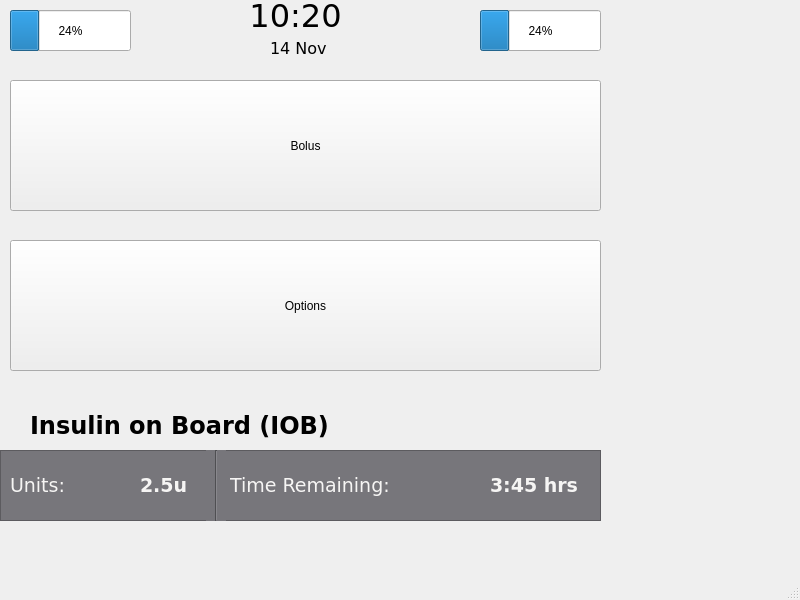
Qt form tslimSim/mainwindow.ui (Chenguku/t-slim-Insulin-Pump) before a commit.
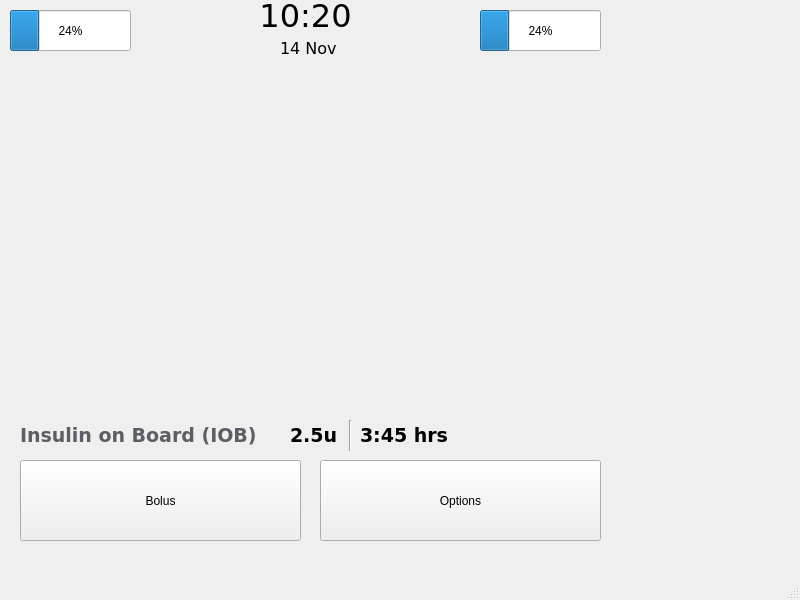
The same form after that commit. The open tabs and pages were chosen to show the change.

```diff
--- a/tslimSim/mainwindow.ui
+++ b/tslimSim/mainwindow.ui
@@ -43,7 +43,7 @@
      <widget class="QLabel" name="date">
       <property name="geometry">
        <rect>
-        <x>270</x>
+        <x>280</x>
         <y>40</y>
         <width>81</width>
         <height>17</height>
@@ -252,7 +252,7 @@
      <widget class="QLabel" name="label">
       <property name="geometry">
        <rect>
-        <x>240</x>
+        <x>250</x>
         <y>0</y>
         <width>111</width>
         <height>31</height>
@@ -272,6 +272,202 @@
       </property>
      </widget>
     </widget>
+    <widget class="QWidget" name="homeCGM">
+     <widget class="QLabel" name="time_2">
+      <property name="geometry">
+       <rect>
+        <x>250</x>
+        <y>0</y>
+        <width>111</width>
+        <height>31</height>
+       </rect>
+      </property>
+      <property name="font">
+       <font>
+        <family>DejaVu Sans</family>
+        <pointsize>24</pointsize>
+       </font>
+      </property>
+      <property name="text">
+       <string>10:20</string>
+      </property>
+      <property name="alignment">
+       <set>Qt::AlignCenter</set>
+      </property>
+     </widget>
+     <widget class="QLabel" name="date_2">
+      <property name="geometry">
+       <rect>
+        <x>280</x>
+        <y>40</y>
+        <width>81</width>
+        <height>17</height>
+       </rect>
+      </property>
+      <property name="font">
+       <font>
+        <family>DejaVu Sans</family>
+        <pointsize>12</pointsize>
+       </font>
+      </property>
+      <property name="text">
+       <string>14 Nov</string>
+      </property>
+      <property name="alignment">
+       <set>Qt::AlignLeading|Qt::AlignLeft|Qt::AlignVCenter</set>
+      </property>
+     </widget>
+     <widget class="QWidget" name="CGMGraph" native="true">
+      <property name="geometry">
+       <rect>
+        <x>0</x>
+        <y>60</y>
+        <width>471</width>
+        <height>351</height>
+       </rect>
+      </property>
+     </widget>
+     <widget class="QProgressBar" name="battery_2">
+      <property name="geometry">
+       <rect>
+        <x>10</x>
+        <y>10</y>
+        <width>121</width>
+        <height>41</height>
+       </rect>
+      </property>
+      <property name="value">
+       <number>24</number>
+      </property>
+     </widget>
+     <widget class="QProgressBar" name="insulinGauge_2">
+      <property name="geometry">
+       <rect>
+        <x>480</x>
+        <y>10</y>
+        <width>121</width>
+        <height>41</height>
+       </rect>
+      </property>
+      <property name="value">
+       <number>24</number>
+      </property>
+     </widget>
+     <widget class="QPushButton" name="pushButton_2">
+      <property name="geometry">
+       <rect>
+        <x>20</x>
+        <y>460</y>
+        <width>281</width>
+        <height>81</height>
+       </rect>
+      </property>
+      <property name="text">
+       <string>Bolus</string>
+      </property>
+     </widget>
+     <widget class="QPushButton" name="pushButton_3">
+      <property name="geometry">
+       <rect>
+        <x>320</x>
+        <y>460</y>
+        <width>281</width>
+        <height>81</height>
+       </rect>
+      </property>
+      <property name="text">
+       <string>Options</string>
+      </property>
+     </widget>
+     <widget class="QLabel" name="insulinOnBoard_2">
+      <property name="geometry">
+       <rect>
+        <x>20</x>
+        <y>420</y>
+        <width>311</width>
+        <height>31</height>
+       </rect>
+      </property>
+      <property name="font">
+       <font>
+        <family>DejaVu Sans</family>
+        <pointsize>14</pointsize>
+        <weight>75</weight>
+        <bold>true</bold>
+       </font>
+      </property>
+      <property name="styleSheet">
+       <string notr="true">color: rgb(94, 92, 100)</string>
+      </property>
+      <property name="text">
+       <string>Insulin on Board (IOB)</string>
+      </property>
+     </widget>
+     <widget class="QLabel" name="units_2">
+      <property name="geometry">
+       <rect>
+        <x>290</x>
+        <y>420</y>
+        <width>51</width>
+        <height>31</height>
+       </rect>
+      </property>
+      <property name="font">
+       <font>
+        <family>DejaVu Sans</family>
+        <pointsize>14</pointsize>
+        <weight>75</weight>
+        <bold>true</bold>
+       </font>
+      </property>
+      <property name="styleSheet">
+       <string notr="true">color: rgb(0, 0, 0)</string>
+      </property>
+      <property name="text">
+       <string>2.5u</string>
+      </property>
+     </widget>
+     <widget class="Line" name="line">
+      <property name="geometry">
+       <rect>
+        <x>340</x>
+        <y>420</y>
+        <width>20</width>
+        <height>31</height>
+       </rect>
+      </property>
+      <property name="styleSheet">
+       <string notr="true">color: rgb(0, 0, 0)</string>
+      </property>
+      <property name="orientation">
+       <enum>Qt::Vertical</enum>
+      </property>
+     </widget>
+     <widget class="QLabel" name="remainingTime_2">
+      <property name="geometry">
+       <rect>
+        <x>360</x>
+        <y>420</y>
+        <width>111</width>
+        <height>31</height>
+       </rect>
+      </property>
+      <property name="font">
+       <font>
+        <family>DejaVu Sans</family>
+        <pointsize>14</pointsize>
+        <weight>75</weight>
+        <bold>true</bold>
+       </font>
+      </property>
+      <property name="styleSheet">
+       <string notr="true">color: rgb(0, 0, 0)</string>
+      </property>
+      <property name="text">
+       <string>3:45 hrs</string>
+      </property>
+     </widget>
+    </widget>
     <widget class="QWidget" name="ManualBolus">
      <widget class="QPushButton" name="backButton">
       <property name="geometry">
```
Left out of the diff: 4 changed lines with no effect on the pictures.
